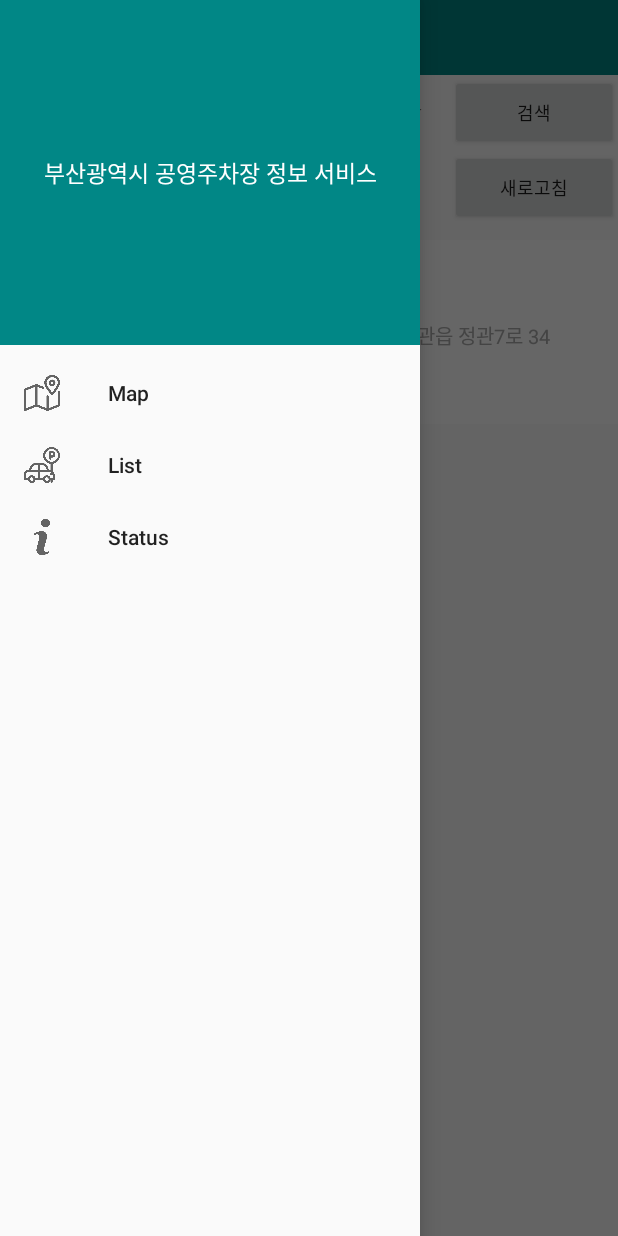
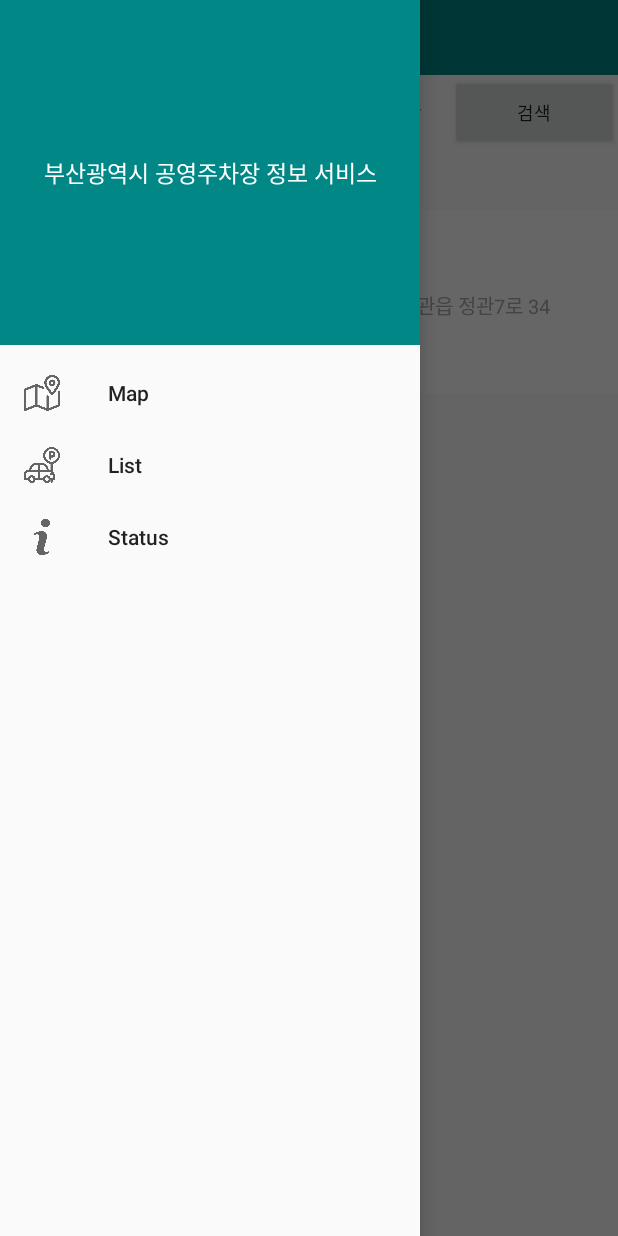
Before and after one commit to ukssss/Capstone_ParkingLot, an Android app: the MainActivity2 screen opened directly, with no data from a screen before it, with the side drawer open, on a phone screen of 412 x 824 dp. Run offline under Robolectric (Android 15) with nearby library versions, the phone set to English and light mode, and no system bars; libraries missing offline, so code that uses them is left out: com.skt.

Commit message:
2022.10.10 20:40 MainActivity2 새로고침 버튼 제거
새로고침의 필요성이 없어져 제거

```diff
--- a/app/src/main/java/com/example/parking/Activity/MainActivity2.java
+++ b/app/src/main/java/com/example/parking/Activity/MainActivity2.java
@@ -30,6 +30,8 @@ import com.example.parking.Database.Parkinglot;
 import com.example.parking.R;
 import com.example.parking.Layout.ParkinglotRecyclerAdapter;
 import com.google.android.material.navigation.NavigationView;
+import com.skt.Tmap.TMapGpsManager;
+import com.skt.Tmap.TMapView;
 
 import java.util.List;
 
@@ -53,14 +55,12 @@ public class MainActivity2 extends AppCompatActivity {
     private RecyclerView.Adapter nearbyAdapter;
     private RecyclerView.Adapter divAdapter;
 
-    public Button refreshBtn;
+    private Button refreshBtn;
+
     public double lat1;
     public double lon1;
     public double lat2;
     public double lon2;
-
-    public double nowMeter;
-    public double beforeMeter = 30000;
 
     @Override
     protected void onNewIntent(Intent intent) {
@@ -80,9 +80,12 @@ public class MainActivity2 extends AppCompatActivity {
 
         // Load Database (Parkinglot)
         List<Parkinglot> parkinglotList = initLoadParkinglotDatabase();
+
+        listInfo = (TextView) findViewById(R.id.listInfo);
+        initializedParkinglotRecyclerDefault(parkinglotList);
+
+        setLocation(parkinglotList);
         setSpinner(parkinglotList);
-
-        initializedParkingRecyclerDefault(parkinglotList);
 
     }
 
@@ -107,76 +110,6 @@ public class MainActivity2 extends AppCompatActivity {
 
         return parkinglotList;
     }
-
-    public void initializedParkingRecyclerDefault(List<Parkinglot> parkinglotList) {
-        final LocationManager lm = (LocationManager) getSystemService(Context.LOCATION_SERVICE);
-        if ( Build.VERSION.SDK_INT >= 23 &&
-                ContextCompat.checkSelfPermission( getApplicationContext(), android.Manifest.permission.ACCESS_FINE_LOCATION ) != PackageManager.PERMISSION_GRANTED ) {
-            ActivityCompat.requestPermissions( MainActivity2.this, new String[] {  android.Manifest.permission.ACCESS_FINE_LOCATION  },
-                    0 );
-        }
-        else {
-            Location location = lm.getLastKnownLocation(LocationManager.GPS_PROVIDER);
-            lon1 = location.getLongitude();
-            lat1 = location.getLatitude();
-
-            lm.requestLocationUpdates(LocationManager.GPS_PROVIDER,
-                    1000,
-                    1,
-                    gpsLocationListener);
-            lm.requestLocationUpdates(LocationManager.NETWORK_PROVIDER,
-                    1000,
-                    1,
-                    gpsLocationListener);
-        }
-
-        linearLayoutManager = new LinearLayoutManager(this);
-        parkingAdapter = new ParkinglotRecyclerAdapter();
-
-        for (int i = 0; i < parkinglotList.size(); i++) {
-            lon2 = parkinglotList.get(i).longitude;
-            lat2 = parkinglotList.get(i).latitude;
-            double nowMeter = distance(lat1, lon1, lat2, lon2, "meter");
-            if (nowMeter < 2000) {
-                parkingAdapter.addItems(parkinglotList.get(i));
-            }
-        }
-
-        nearbyAdapter = parkingAdapter;
-
-        listInfo = (TextView) findViewById(R.id.listInfo);
-        listInfo.setText("부산광역시 " + div + " 주차장 검색 결과입니다");
-
-        recyclerView = findViewById(R.id.recyclerView);
-        recyclerView.setLayoutManager(linearLayoutManager);
-        recyclerView.setAdapter(nearbyAdapter);
-
-    }
-
-    final LocationListener gpsLocationListener = new LocationListener() {
-        public void onLocationChanged(Location location) {
-
-            lon1 = location.getLongitude();
-            lat1 = location.getLatitude();
-
-            listInfo = (TextView) findViewById(R.id.listInfo);
-            listInfo.setText("위도 : " + lon1 + "\n" + "경도 : " + lat1);
-
-            recyclerView = findViewById(R.id.recyclerView);
-            recyclerView.setLayoutManager(linearLayoutManager);
-            recyclerView.setAdapter(nearbyAdapter);
-
-        }
-
-        public void onStatusChanged(String provider, int status, Bundle extras) {
-        }
-
-        public void onProviderEnabled(String provider) {
-        }
-
-        public void onProviderDisabled(String provider) {
-        }
-    };
 
     // 거리 계산 함수
     private static double distance(double lat1, double lon1, double lat2, double lon2, String unit) {
@@ -208,24 +141,63 @@ public class MainActivity2 extends AppCompatActivity {
         return (rad * 180 / Math.PI);
     }
 
-    public void btnRefreshClick(View v) {
-        switch  (v.getId()) {
-            case R.id.refresh_btn:
+    public void setLocation(List<Parkinglot> parkinglotList) {
+        final LocationManager lm = (LocationManager) getSystemService(Context.LOCATION_SERVICE);
 
+        if ( Build.VERSION.SDK_INT >= 23 &&
+                ContextCompat.checkSelfPermission( getApplicationContext(), android.Manifest.permission.ACCESS_FINE_LOCATION ) != PackageManager.PERMISSION_GRANTED ) {
+            ActivityCompat.requestPermissions( MainActivity2.this, new String[] {
+                    android.Manifest.permission.ACCESS_FINE_LOCATION}, 0 );
         }
+        else{
+            // 가장최근 위치정보 가져오기
+            Location location = lm.getLastKnownLocation(LocationManager.GPS_PROVIDER);
+            if(location != null) {
+                lon1 = location.getLongitude();
+                lat1 = location.getLatitude();
+
+                listInfo.setText(
+                        "위도 : " + lon1 + "\n" + "경도 : " + lat1 + "\n"
+                );
+
+            }
+        }
+        initializedParkinglotRecyclerDefault(parkinglotList);
+    }
+
+
+
+    public void initializedParkinglotRecyclerDefault(List<Parkinglot> parkinglotList) {
+        linearLayoutManager = new LinearLayoutManager(this);
+        parkingAdapter = new ParkinglotRecyclerAdapter();
+
+        for (int i = 0; i < parkinglotList.size(); i++) {
+            lon2 = parkinglotList.get(i).longitude;
+            lat2 = parkinglotList.get(i).latitude;
+            double nowMeter = distance(lat1, lon1, lat2, lon2, "meter");
+            if (nowMeter < 2000) {
+                parkingAdapter.addItems(parkinglotList.get(i));
+            }
+        }
+
+        nearbyAdapter = parkingAdapter;
+
+        listInfo.setText("2Km 이내의 주차장 검색 목록입니다");
+
+        recyclerView = findViewById(R.id.recyclerView);
+        recyclerView.setLayoutManager(linearLayoutManager);
+        recyclerView.setAdapter(nearbyAdapter);
     }
 
     public void btnSearchClick(View v) {
         switch (v.getId()) {
             case R.id.search_btn:
-                listInfo = (TextView) findViewById(R.id.listInfo);
                 listInfo.setText("부산광역시 " + div + " 주차장 검색 결과입니다");
 
                 recyclerView = findViewById(R.id.recyclerView);
                 recyclerView.setLayoutManager(linearLayoutManager);
                 recyclerView.setAdapter(divAdapter);
         }
-
     }
 
     public void setSpinner(List<Parkinglot> parkinglotList) {
@@ -256,4 +228,6 @@ public class MainActivity2 extends AppCompatActivity {
         divAdapter = parkingAdapter;
 
     }
+
+
 }
--- a/app/src/main/res/layout/activity_main2.xml
+++ b/app/src/main/res/layout/activity_main2.xml
@@ -40,7 +40,7 @@
 
         <LinearLayout
             android:layout_width="match_parent"
-            android:layout_height="50dp"
+            android:layout_height="30dp"
             android:orientation="horizontal">
 
             <TextView
@@ -49,15 +49,6 @@
                 android:layout_height="match_parent"
                 android:paddingTop="10dp"
                 android:paddingLeft="10dp" />
-
-            <Button
-                android:id="@+id/refresh_btn"
-                android:layout_width="match_parent"
-                android:layout_height="match_parent"
-                android:onClick="btnRefreshClick"
-                android:text="새로고침"
-                android:textSize="12sp" />
-
 
         </LinearLayout>
 
```
